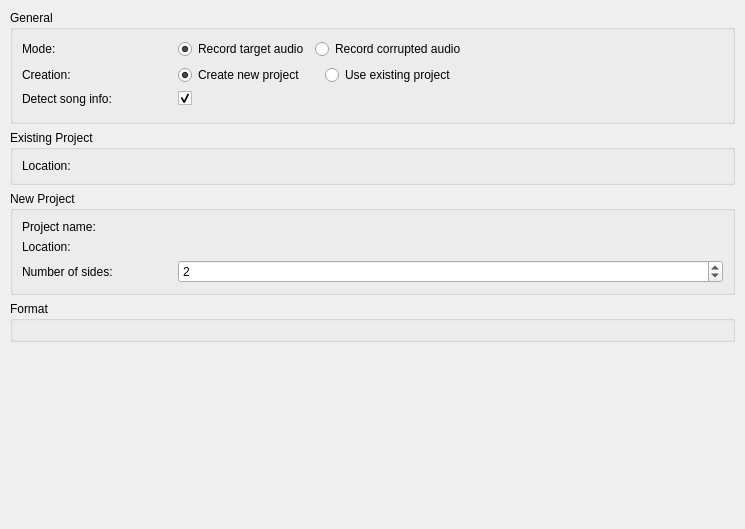
This is code/interface/vimainwindow/forms/viprojectrecordingwidget.ui in visore/Visore as Qt 5 draws it before an edit. The edited form follows.
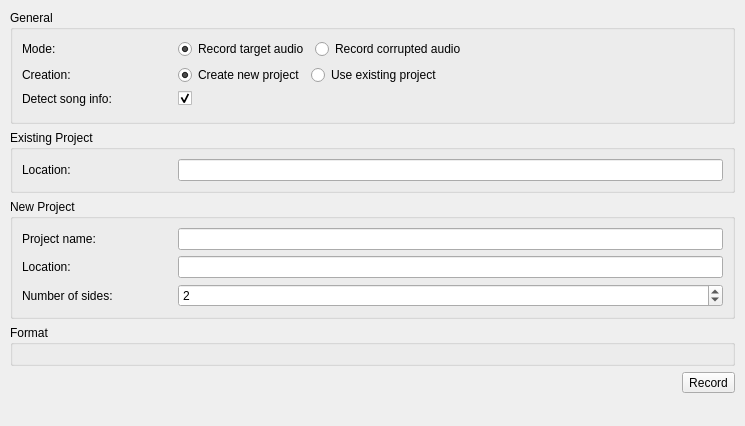
This is the edited form. Custom widgets are drawn as their Qt base class.

```diff
--- a/code/interface/vimainwindow/forms/viprojectrecordingwidget.ui
+++ b/code/interface/vimainwindow/forms/viprojectrecordingwidget.ui
@@ -7,7 +7,7 @@
     <x>0</x>
     <y>0</y>
     <width>745</width>
-    <height>529</height>
+    <height>426</height>
    </rect>
   </property>
   <property name="maximumSize">
@@ -22,7 +22,7 @@
   <property name="styleSheet">
    <string/>
   </property>
-  <layout class="QGridLayout" name="gridLayout">
+  <layout class="QFormLayout" name="formLayout">
    <property name="leftMargin">
     <number>10</number>
    </property>
@@ -35,7 +35,7 @@
    <property name="bottomMargin">
     <number>10</number>
    </property>
-   <item row="3" column="0">
+   <item row="2" column="0" colspan="2">
     <widget class="QGroupBox" name="newGroup">
      <property name="title">
       <string>New Project</string>
@@ -79,10 +79,26 @@
         </property>
        </widget>
       </item>
-      <item row="2" column="1">
-       <widget class="ViFileBrowser" name="newBrowser" native="true"/>
+      <item row="3" column="0">
+       <widget class="QLabel" name="label_3">
+        <property name="minimumSize">
+         <size>
+          <width>150</width>
+          <height>0</height>
+         </size>
+        </property>
+        <property name="maximumSize">
+         <size>
+          <width>150</width>
+          <height>16777215</height>
+         </size>
+        </property>
+        <property name="text">
+         <string>Number of sides:</string>
+        </property>
+       </widget>
       </item>
-      <item row="3" column="1">
+      <item row="3" column="1" colspan="2">
        <widget class="QSpinBox" name="sidesSpinBox">
         <property name="styleSheet">
          <string notr="true"/>
@@ -98,45 +114,28 @@
         </property>
        </widget>
       </item>
-      <item row="3" column="0">
-       <widget class="QLabel" name="label_3">
-        <property name="minimumSize">
-         <size>
-          <width>150</width>
-          <height>0</height>
-         </size>
-        </property>
-        <property name="maximumSize">
-         <size>
-          <width>150</width>
-          <height>16777215</height>
-         </size>
-        </property>
-        <property name="text">
-         <string>Number of sides:</string>
-        </property>
-       </widget>
+      <item row="2" column="1" colspan="2">
+       <widget class="ViFileBrowser" name="newBrowser"/>
       </item>
-      <item row="0" column="1">
-       <widget class="ViLineEdit" name="nameLineEdit" native="true"/>
+      <item row="0" column="1" colspan="2">
+       <widget class="QLineEdit" name="nameLineEdit"/>
       </item>
      </layout>
     </widget>
    </item>
-   <item row="6" column="0">
-    <spacer name="verticalSpacer">
-     <property name="orientation">
-      <enum>Qt::Vertical</enum>
+   <item row="3" column="0" colspan="2">
+    <widget class="QGroupBox" name="groupBox_2">
+     <property name="title">
+      <string>Format</string>
      </property>
-     <property name="sizeHint" stdset="0">
-      <size>
-       <width>20</width>
-       <height>40</height>
-      </size>
-     </property>
-    </spacer>
+     <layout class="QGridLayout" name="gridLayout_3">
+      <item row="0" column="0">
+       <widget class="ViFormatWidget" name="formatWidget" native="true"/>
+      </item>
+     </layout>
+    </widget>
    </item>
-   <item row="5" column="0">
+   <item row="4" column="0" colspan="2">
     <widget class="QWidget" name="widget_3" native="true">
      <layout class="QGridLayout" name="gridLayout_4">
       <property name="leftMargin">
@@ -151,9 +150,6 @@
       <property name="bottomMargin">
        <number>0</number>
       </property>
-      <item row="0" column="1">
-       <widget class="ViButton" name="startButton" native="true"/>
-      </item>
       <item row="0" column="0">
        <spacer name="horizontalSpacer">
         <property name="orientation">
@@ -167,41 +163,121 @@
         </property>
        </spacer>
       </item>
+      <item row="0" column="1">
+       <widget class="ViButton" name="startButton">
+        <property name="text">
+         <string>Record</string>
+        </property>
+       </widget>
+      </item>
      </layout>
     </widget>
    </item>
-   <item row="4" column="0">
-    <widget class="QGroupBox" name="groupBox_2">
+   <item row="1" column="0" colspan="2">
+    <widget class="QGroupBox" name="existingGroup">
      <property name="title">
-      <string>Format</string>
+      <string>Existing Project</string>
      </property>
-     <layout class="QGridLayout" name="gridLayout_3">
+     <layout class="QGridLayout" name="gridLayout_5">
       <item row="0" column="0">
-       <widget class="ViFormatWidget" name="formatWidget" native="true"/>
+       <widget class="QLabel" name="label_4">
+        <property name="minimumSize">
+         <size>
+          <width>150</width>
+          <height>0</height>
+         </size>
+        </property>
+        <property name="maximumSize">
+         <size>
+          <width>150</width>
+          <height>16777215</height>
+         </size>
+        </property>
+        <property name="text">
+         <string>Location:</string>
+        </property>
+       </widget>
+      </item>
+      <item row="0" column="1">
+       <widget class="ViFileBrowser" name="existingBrowser"/>
       </item>
      </layout>
     </widget>
    </item>
-   <item row="0" column="0">
+   <item row="0" column="0" colspan="2">
     <widget class="QGroupBox" name="groupBox_4">
      <property name="title">
       <string>General</string>
      </property>
      <layout class="QGridLayout" name="gridLayout_6">
-      <item row="0" column="2">
-       <spacer name="horizontalSpacer_3">
-        <property name="orientation">
-         <enum>Qt::Horizontal</enum>
+      <item row="2" column="0">
+       <widget class="QLabel" name="label_5">
+        <property name="minimumSize">
+         <size>
+          <width>150</width>
+          <height>0</height>
+         </size>
         </property>
-        <property name="sizeHint" stdset="0">
+        <property name="maximumSize">
          <size>
-          <width>40</width>
-          <height>20</height>
+          <width>150</width>
+          <height>16777215</height>
          </size>
         </property>
-       </spacer>
+        <property name="text">
+         <string>Mode:</string>
+        </property>
+       </widget>
       </item>
-      <item row="2" column="1">
+      <item row="3" column="1">
+       <widget class="QWidget" name="widget_2" native="true">
+        <layout class="QGridLayout" name="gridLayout_8">
+         <property name="leftMargin">
+          <number>0</number>
+         </property>
+         <property name="topMargin">
+          <number>0</number>
+         </property>
+         <property name="rightMargin">
+          <number>0</number>
+         </property>
+         <property name="bottomMargin">
+          <number>0</number>
+         </property>
+         <item row="0" column="2">
+          <widget class="QRadioButton" name="newRadioButton">
+           <property name="text">
+            <string>Create new project</string>
+           </property>
+           <property name="checked">
+            <bool>true</bool>
+           </property>
+          </widget>
+         </item>
+         <item row="0" column="3">
+          <widget class="QRadioButton" name="existingRadioButton">
+           <property name="text">
+            <string>Use existing project</string>
+           </property>
+          </widget>
+         </item>
+         <item row="0" column="4">
+          <spacer name="horizontalSpacer_3">
+           <property name="orientation">
+            <enum>Qt::Horizontal</enum>
+           </property>
+           <property name="sizeHint" stdset="0">
+            <size>
+             <width>40</width>
+             <height>20</height>
+            </size>
+           </property>
+          </spacer>
+         </item>
+        </layout>
+       </widget>
+      </item>
+      <item row="4" column="1">
        <widget class="QCheckBox" name="songInfoBox">
         <property name="text">
          <string/>
@@ -211,7 +287,7 @@
         </property>
        </widget>
       </item>
-      <item row="3" column="1">
+      <item row="5" column="1">
        <widget class="QWidget" name="widget_4" native="true">
         <layout class="QGridLayout" name="gridLayout_9">
          <property name="leftMargin">
@@ -229,7 +305,7 @@
         </layout>
        </widget>
       </item>
-      <item row="2" column="0">
+      <item row="4" column="0">
        <widget class="QLabel" name="label_7">
         <property name="minimumSize">
          <size>
@@ -248,61 +324,26 @@
         </property>
        </widget>
       </item>
-      <item row="1" column="0" colspan="2">
-       <widget class="QWidget" name="widget_2" native="true">
-        <layout class="QGridLayout" name="gridLayout_8">
-         <property name="leftMargin">
-          <number>0</number>
-         </property>
-         <property name="topMargin">
-          <number>0</number>
-         </property>
-         <property name="rightMargin">
-          <number>0</number>
-         </property>
-         <property name="bottomMargin">
-          <number>0</number>
-         </property>
-         <item row="0" column="0">
-          <widget class="QLabel" name="label_6">
-           <property name="minimumSize">
-            <size>
-             <width>150</width>
-             <height>0</height>
-            </size>
-           </property>
-           <property name="maximumSize">
-            <size>
-             <width>150</width>
-             <height>16777215</height>
-            </size>
-           </property>
-           <property name="text">
-            <string>Creation:</string>
-           </property>
-          </widget>
-         </item>
-         <item row="0" column="1">
-          <widget class="QRadioButton" name="newRadioButton">
-           <property name="text">
-            <string>Create new project</string>
-           </property>
-           <property name="checked">
-            <bool>true</bool>
-           </property>
-          </widget>
-         </item>
-         <item row="0" column="2">
-          <widget class="QRadioButton" name="existingRadioButton">
-           <property name="text">
-            <string>Use existing project</string>
-           </property>
-          </widget>
-         </item>
-        </layout>
+      <item row="3" column="0">
+       <widget class="QLabel" name="label_6">
+        <property name="minimumSize">
+         <size>
+          <width>150</width>
+          <height>0</height>
+         </size>
+        </property>
+        <property name="maximumSize">
+         <size>
+          <width>150</width>
+          <height>16777215</height>
+         </size>
+        </property>
+        <property name="text">
+         <string>Creation:</string>
+        </property>
        </widget>
       </item>
-      <item row="0" column="0" colspan="2">
+      <item row="2" column="1">
        <widget class="QWidget" name="widget" native="true">
         <layout class="QGridLayout" name="gridLayout_7">
          <property name="leftMargin">
@@ -317,25 +358,6 @@
          <property name="bottomMargin">
           <number>0</number>
          </property>
-         <item row="0" column="0">
-          <widget class="QLabel" name="label_5">
-           <property name="minimumSize">
-            <size>
-             <width>150</width>
-             <height>0</height>
-            </size>
-           </property>
-           <property name="maximumSize">
-            <size>
-             <width>150</width>
-             <height>16777215</height>
-            </size>
-           </property>
-           <property name="text">
-            <string>Mode:</string>
-           </property>
-          </widget>
-         </item>
          <item row="0" column="1">
           <widget class="QRadioButton" name="targetRadioButton">
            <property name="text">
@@ -353,76 +375,43 @@
            </property>
           </widget>
          </item>
+         <item row="0" column="3">
+          <spacer name="horizontalSpacer_2">
+           <property name="orientation">
+            <enum>Qt::Horizontal</enum>
+           </property>
+           <property name="sizeHint" stdset="0">
+            <size>
+             <width>40</width>
+             <height>20</height>
+            </size>
+           </property>
+          </spacer>
+         </item>
         </layout>
        </widget>
       </item>
      </layout>
     </widget>
    </item>
-   <item row="2" column="0">
-    <widget class="QGroupBox" name="existingGroup">
-     <property name="title">
-      <string>Existing Project</string>
-     </property>
-     <layout class="QGridLayout" name="gridLayout_5">
-      <item row="0" column="0">
-       <widget class="QLabel" name="label_4">
-        <property name="minimumSize">
-         <size>
-          <width>150</width>
-          <height>0</height>
-         </size>
-        </property>
-        <property name="maximumSize">
-         <size>
-          <width>150</width>
-          <height>16777215</height>
-         </size>
-        </property>
-        <property name="text">
-         <string>Location:</string>
-        </property>
-       </widget>
-      </item>
-      <item row="0" column="1">
-       <widget class="ViFileBrowser" name="existingBrowser" native="true">
-        <property name="sizePolicy">
-         <sizepolicy hsizetype="Expanding" vsizetype="Preferred">
-          <horstretch>0</horstretch>
-          <verstretch>0</verstretch>
-         </sizepolicy>
-        </property>
-       </widget>
-      </item>
-     </layout>
-    </widget>
-   </item>
   </layout>
  </widget>
  <customwidgets>
-  <customwidget>
-   <class>ViFileBrowser</class>
-   <extends>QWidget</extends>
-   <header>vifilebrowser.h</header>
-   <container>1</container>
-  </customwidget>
   <customwidget>
    <class>ViFormatWidget</class>
    <extends>QWidget</extends>
    <header>viformatwidget.h</header>
    <container>1</container>
   </customwidget>
+  <customwidget>
+   <class>ViFileBrowser</class>
+   <extends>QLineEdit</extends>
+   <header>vifilebrowser.h</header>
+  </customwidget>
   <customwidget>
    <class>ViButton</class>
-   <extends>QWidget</extends>
+   <extends>QToolButton</extends>
    <header>vibutton.h</header>
-   <container>1</container>
-  </customwidget>
-  <customwidget>
-   <class>ViLineEdit</class>
-   <extends>QWidget</extends>
-   <header>vilineedit.h</header>
-   <container>1</container>
   </customwidget>
  </customwidgets>
  <resources/>
```
